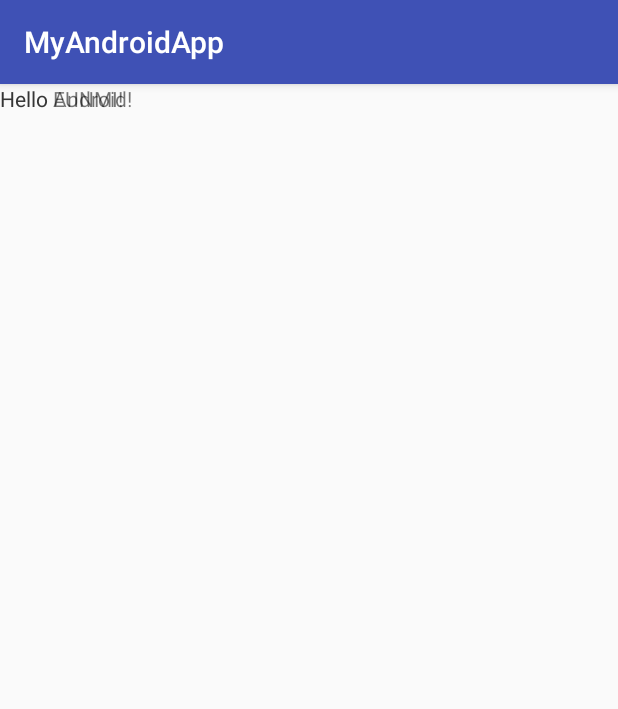
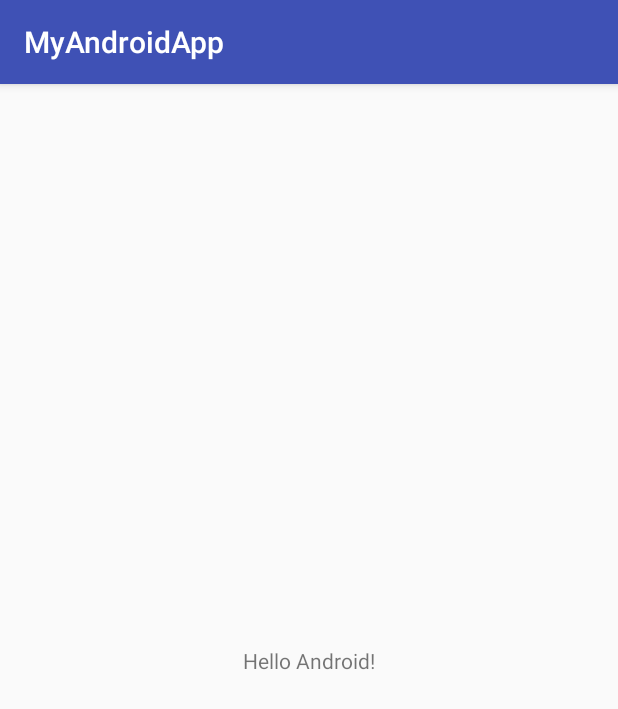
Before and after one commit to eungsi16/MyAndroidApp, an Android app: the screen it shows after launch (MainActivity), on a phone screen of 412 x 824 dp. Shown: the top 709 px of the screen. Run offline under Robolectric (Android 15) with nearby library versions, the phone set to English and light mode, and no system bars.

Commit message:
Revert "TEXT 추가"
This reverts commit fe20df7ca19095bf53b2adecc5901a83bcdc3d56.

```diff
--- a/app/src/main/res/layout/activity_main.xml
+++ b/app/src/main/res/layout/activity_main.xml
@@ -2,23 +2,17 @@
 <android.support.constraint.ConstraintLayout xmlns:android="http://schemas.android.com/apk/res/android"
     xmlns:app="http://schemas.android.com/apk/res-auto"
     xmlns:tools="http://schemas.android.com/tools"
-    android:orientation="vertical"
     android:layout_width="match_parent"
     android:layout_height="match_parent"
     tools:context="com.hansung.android.myandroidapp.MainActivity">
 
     <TextView
-    android:layout_width="wrap_content"
-    android:layout_height="wrap_content"
-    android:text="Hello Android!"
-        tools:layout_editor_absoluteY="-1dp"
-        tools:layout_editor_absoluteX="9dp" />
-
-    <TextView
         android:layout_width="wrap_content"
         android:layout_height="wrap_content"
-        android:text="Hello EUNMI!"
-        tools:layout_editor_absoluteY="16dp"
-        tools:layout_editor_absoluteX="16dp" />
+        android:text="Hello Android!"
+        app:layout_constraintBottom_toBottomOf="parent"
+        app:layout_constraintLeft_toLeftOf="parent"
+        app:layout_constraintRight_toRightOf="parent"
+        app:layout_constraintTop_toTopOf="parent" />
 
 </android.support.constraint.ConstraintLayout>
```
